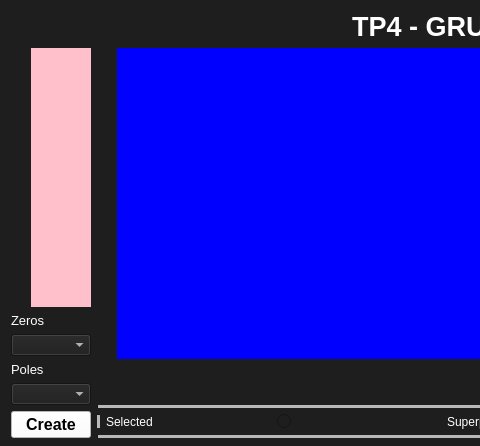
Before: the Qt Designer form Frontend/Designer/tp4_stages.ui in odevincenti/TC_TP4, drawn with Qt 5; both pictures show x 0 to 480 and y 0 to 446 of the 1143 by 844 pixel window.
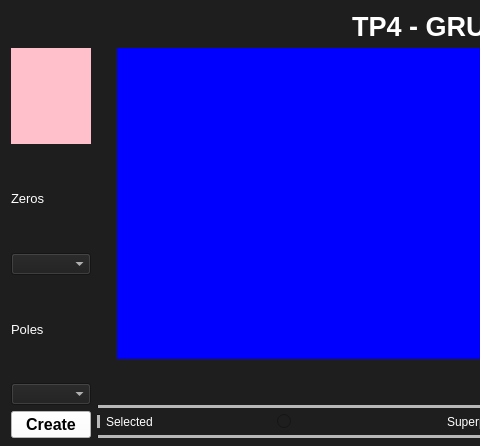
After: the same form once the commit is applied. Custom widgets are drawn as their Qt base class.

Commit message: micho k-po16: Despues todo stages

The edit to the form file:
```diff
--- a/Frontend/Designer/tp4_stages.ui
+++ b/Frontend/Designer/tp4_stages.ui
@@ -52,19 +52,6 @@
         <layout class="QVBoxLayout" name="verticalLayout_6">
          <item>
           <layout class="QHBoxLayout" name="horizontalLayout_14">
-           <item>
-            <spacer name="verticalSpacer_2">
-             <property name="orientation">
-              <enum>Qt::Vertical</enum>
-             </property>
-             <property name="sizeHint" stdset="0">
-              <size>
-               <width>20</width>
-               <height>40</height>
-              </size>
-             </property>
-            </spacer>
-           </item>
            <item>
             <widget class="QWidget" name="PyZ_Widget" native="true">
              <property name="styleSheet">
@@ -617,7 +604,7 @@
                           </widget>
                          </item>
                          <item>
-                          <widget class="QCheckBox" name="checkBox_4">
+                          <widget class="QRadioButton" name="radioButton">
                            <property name="text">
                             <string/>
                            </property>
@@ -705,7 +692,7 @@
             </spacer>
            </item>
            <item>
-            <widget class="QPushButton" name="pushButton">
+            <widget class="QPushButton" name="delete_stage_button">
              <property name="font">
               <font>
                <pointsize>12</pointsize>
```
The commit also changes 8 other files.
